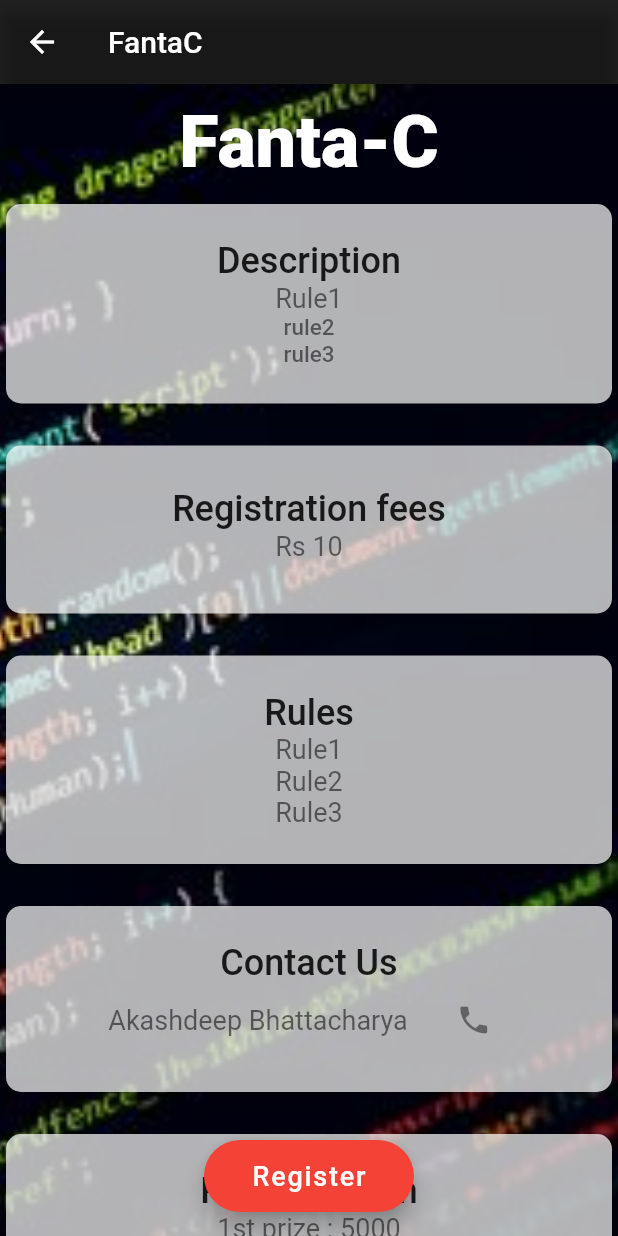
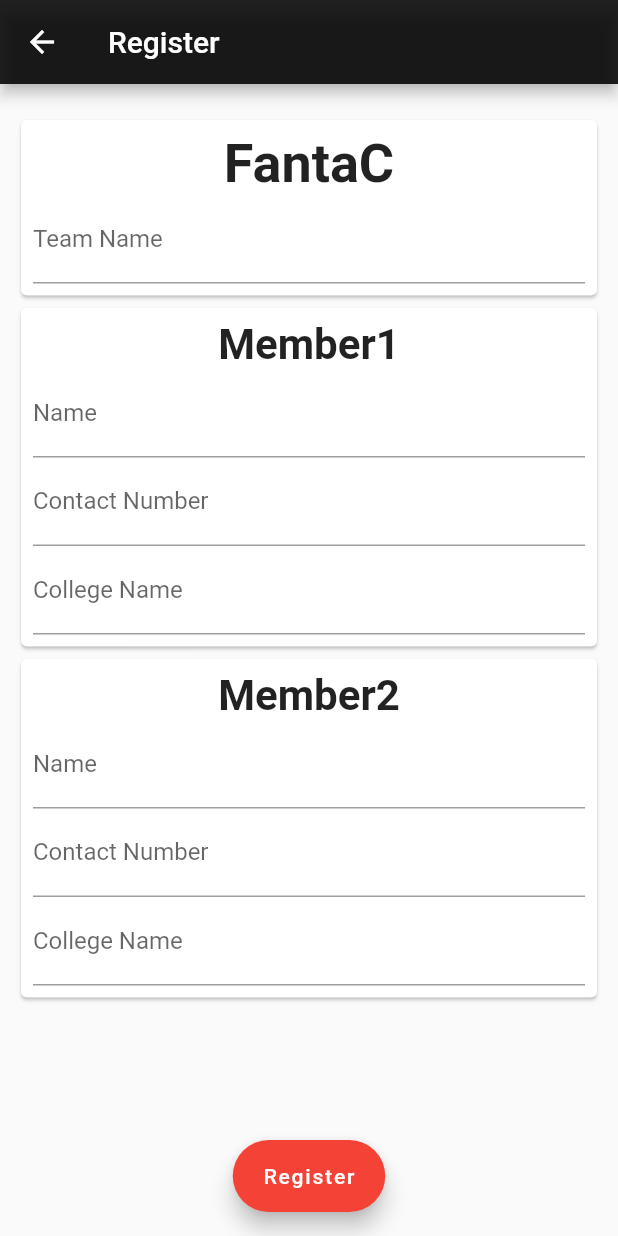
Before and after one commit to akashdeep007/Techstorm-2.20, a Flutter app: the FantaC screen opened directly, after a tap on "Register", on a phone screen of 412 x 824 dp. Run offline on Flutter 3.47's test engine with Material 2 defaults, Android fonts, the phone set to English and light mode, and no system bars; our stand-ins replace carousel_slider, dropdown_formfield, flip_card, font_awesome_flutter.

Commit message:
Form Page Added

```diff
--- a/lib/Screens/EventPages/Brain/FantaC.dart
+++ b/lib/Screens/EventPages/Brain/FantaC.dart
@@ -1,4 +1,5 @@
 import 'package:flutter/material.dart';
+import 'package:techstorm/Screens/EventPages/Form/FormPage.dart';
 import 'package:url_launcher/url_launcher.dart';
 class FantaC extends StatefulWidget {
   @override
@@ -9,7 +10,10 @@ class _FantaCState extends State<FantaC> {
   @override
   Widget build(BuildContext context) {
     return Scaffold(
-      floatingActionButton: FloatingActionButton.extended(onPressed: () {}, label: Container(width : 100 ,child : Center(child: Text('Register', style: TextStyle(fontSize : 18),)))),
+      floatingActionButton: FloatingActionButton.extended(onPressed: () {
+      Navigator.push(context,new MaterialPageRoute(builder: (context) =>RegisterForm(eventName : 'FantaC',team: true, teamMembers: 2)));
+
+      }, label: Container(width : 100 ,child : Center(child: Text('Register', style: TextStyle(fontSize : 18),)))),
       floatingActionButtonLocation: FloatingActionButtonLocation.centerFloat,
               appBar: AppBar(
                 title: Text('FantaC'),
--- /dev/null
+++ b/lib/Screens/EventPages/Form/FormPage.dart
@@ -0,0 +1,166 @@
+import 'package:dropdown_formfield/dropdown_formfield.dart';
+import 'package:flutter/material.dart';
+import 'package:techstorm/Screens/EventPages/Form/TeamFormPage.dart';
+
+class RegisterForm extends StatefulWidget {
+  final bool team;
+  final String eventName;
+  final int teamMembers;
+  RegisterForm({this.eventName, this.team, this.teamMembers});
+
+  @override
+  _RegisterFormState createState() => _RegisterFormState();
+}
+
+class _RegisterFormState extends State<RegisterForm> {
+  String name = '';
+  String department = '';
+  String year = '';
+  String college = '';
+  String contact = '';
+
+
+  @override
+  Widget build(BuildContext context) {
+     return widget.team == false ?  Scaffold(
+      extendBody: false,
+      floatingActionButton: FloatingActionButton.extended(onPressed: () {}, label: Container(child: Center(child : Text('Register')))),
+      floatingActionButtonLocation: FloatingActionButtonLocation.centerFloat,
+      appBar: AppBar(
+        backgroundColor : Colors.black87,
+        title : Text('Register'),
+      ),
+      body: Card(
+              child: Form(
+                child: Container(
+                  padding: EdgeInsets.all(20),
+                  child: Column(
+                    mainAxisSize: MainAxisSize.min,
+                    children: <Widget>[
+                      Text(widget.eventName, style: TextStyle(fontSize: 48, fontWeight: FontWeight.bold),),
+                      TextFormField(
+                        decoration: InputDecoration(
+                          labelText: 'Name'
+                        ),
+                        onChanged: (text) {
+                          name = text;
+                        },
+                      ),
+                      SizedBox(height: 20,),
+                                                TextFormField(
+                        decoration: InputDecoration(
+                          labelText: 'Email'
+                        ),
+                        onChanged: (text) {
+                          name = text;
+                        },
+                      ),
+                          SizedBox(height: 20,),
+                      TextFormField(
+                        decoration: InputDecoration(
+                          labelText: 'Contact Number'
+                        ),
+                        onChanged: (text) {
+                          name = text;
+                        },
+                      ),
+                      SizedBox(height: 20,),
+                      DropDownFormField(
+                  titleText: 'Department',
+                  hintText: 'Please choose one',
+                  value: department,
+                  onSaved: (value) {
+                    setState(() {
+                      department= value;
+                    });
+                  },
+                  onChanged: (value) {
+                    setState(() {
+                      department = value;
+                    });
+                  },
+                  dataSource: [
+                    {
+                      "display": "IT",
+                      "value": "IT",
+                    },
+                    {
+                      "display": "CSE",
+                      "value": "CSE",
+                    },
+                    {
+                      "display": "ECE",
+                      "value": "ECE",
+                    },
+                    {
+                      "display": "EE",
+                      "value": "EE",
+                    },
+                    {
+                      "display": "MCA",
+                      "value": "MCA",
+                    },
+                    {
+                      "display": "BCA",
+                      "value": "BCA",
+                    },
+                  ],
+                  textField: 'display',
+                  valueField: 'value',
+              ),
+
+                      SizedBox(height: 20,),
+                      DropDownFormField(
+                  titleText: 'Year',
+                  hintText: 'Please choose one',
+                  value: year,
+                  onSaved: (value) {
+                    setState(() {
+                      department = value;
+                    });
+                  },
+                  onChanged: (value) {
+                    setState(() {
+                      year = value;
+                    });
+                  },
+                  dataSource: [
+                    {
+                      "display": "1st Year",
+                      "value": "1st Year",
+                    },
+                    {
+                      "display": "2nd Year",
+                      "value": "2nd Year",
+                    },
+                    {
+                      "display": "3rd Year",
+                      "value": "3rd Year",
+                    },
+                    {
+                      "display": "4th Year",
+                      "value": "4th Year",
+                    },
+                  ],
+                  textField: 'display',
+                  valueField: 'value',
+              ),
+              SizedBox(height: 40,),
+                                    TextFormField(
+                        decoration: InputDecoration(
+                          labelText: 'College'
+                        ),
+                        onChanged: (text) {
+                          name = text;
+                        },
+                      ),
+
+
+                    ],
+                  ),
+                ),
+              ),
+      ),
+    ) : TeamFormPage(eventName : widget.eventName, teamMembers: widget.teamMembers,);
+  }
+}
--- /dev/null
+++ b/lib/Screens/EventPages/Form/TeamFormPage.dart
@@ -0,0 +1,127 @@
+import 'package:dropdown_formfield/dropdown_formfield.dart';
+import 'package:flutter/material.dart';
+
+
+class TeamFormPage extends StatefulWidget {
+  final String eventName;
+  final int teamMembers;
+  TeamFormPage({this.eventName, this.teamMembers});
+  @override
+  _TeamFormPageState createState() => _TeamFormPageState();
+}
+
+class _TeamFormPageState extends State<TeamFormPage> {
+  int moreMembers = 1;
+  @override
+  Widget build(BuildContext context) {
+    return Scaffold(
+      floatingActionButton: FloatingActionButton.extended(onPressed: () {}, label: Container(child: Center(child : Text('Register')))),
+      floatingActionButtonLocation: FloatingActionButtonLocation.centerFloat,
+      appBar: AppBar(
+        title : Text('Register'),
+        backgroundColor: Colors.black87,
+      ),
+      body: LayoutBuilder(
+              builder: (context, constraints) { return SingleChildScrollView(
+                child: ConstrainedBox(
+                  constraints: BoxConstraints(
+                    minHeight : constraints.maxHeight
+                  ),
+                  child: Container(
+                    margin: EdgeInsets.only(left : 10, right : 10, top : 20),
+            child : Column(
+              children: <Widget>[
+                  Card(
+                    child : Padding(
+                      padding: const EdgeInsets.all(8.0),
+                      child: Form(
+                        child: Column(
+                          children: <Widget>[
+                            Center(child : Text(widget.eventName, style: TextStyle(fontSize : 36, fontWeight:FontWeight.bold),)),
+                            TextFormField(
+                              decoration: InputDecoration(
+                                labelText : 'Team Name'
+                              ),
+                            ),
+                            widget.teamMembers >= 4 ? DropDownFormField(
+                  titleText: 'Team Members',
+                  hintText: 'Please choose one',
+                  value: moreMembers,
+                  onSaved: (value) {
+                    setState(() {
+                      moreMembers= value;
+                    });
+                  },
+                  onChanged: (value) {
+                    setState(() {
+                      moreMembers = value;
+                    });
+                  },
+                  dataSource: [
+                    {
+                      "display": "1",
+                      "value": 1,
+                    },
+                    {
+                      "display": "2",
+                      "value": 2,
+                    },
+                    {
+                      "display": "3",
+                      "value": 3,
+                    },
+                    {
+                      "display": "4",
+                      "value": 4,
+                    },
+                    {
+                      "display": "5",
+                      "value": 5,
+                    },
+                  ],
+                  textField: 'display',
+                  valueField: 'value',
+              ) : Container(),
+                          ],
+                        ),
+                      ),
+                    )
+                  ),
+                  ListView.builder(physics: NeverScrollableScrollPhysics(),  shrinkWrap: true, itemCount: widget.teamMembers,itemBuilder: (context, index){
+                      return Card(
+                        child: Padding(
+                          padding: const EdgeInsets.all(8.0),
+                          child: Form(
+                            child: Column(
+                              children : <Widget> [
+                                Center(child : Text('Member' + (index+1).toString(), style: TextStyle(fontSize : 28, fontWeight : FontWeight.bold),)),
+                                                        TextFormField(
+                                decoration: InputDecoration(
+                                  labelText : 'Name'
+                                ),
+                              ),
+                                                      TextFormField(
+                                decoration: InputDecoration(
+                                  labelText : 'Contact Number'
+                                ),
+                              ),
+                                                      TextFormField(
+                                decoration: InputDecoration(
+                                  labelText : 'College Name'
+                                ),
+                              ),
+                              ]
+                            ),
+                          ),
+                        ),
+                      );
+                    }),
+                    SizedBox(height: 100,),
+              ],
+            )
+          ),
+                ),
+        );},)
+      );
+  }
+}
--- a/pubspec.yaml
+++ b/pubspec.yaml
@@ -26,6 +26,7 @@ dependencies:
   flip_card: ^0.4.4
   carousel_slider: ^1.4.1
   splashscreen: ^1.2.0
+  dropdown_formfield: ^0.1.1
 
 
   # The following adds the Cupertino Icons font to your application.
```
Also changed, not shown: pubspec.lock, 2 other files.
